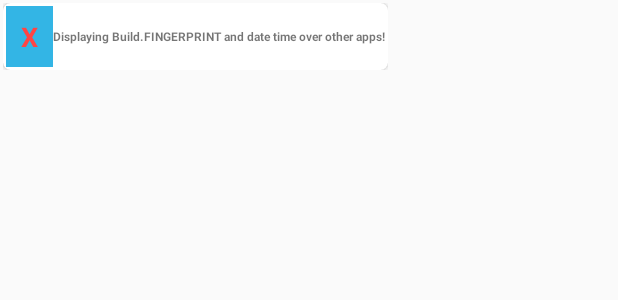
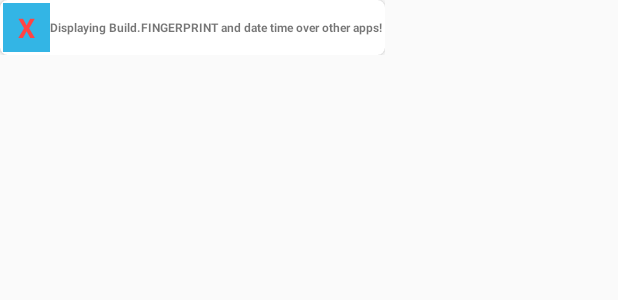
Before and after one commit to onegaz/toybox, an Android app: the layout popup_window.xml on its own in the app's theme, with its tools: preview values and no code run, on a phone screen of 412 x 824 dp. Shown: the top 300 px of the screen. Run offline under Robolectric (Android 15) with nearby library versions, the phone set to English and light mode, and no system bars.

Commit message:
update padding

```diff
--- a/android/MyClock/app/src/main/res/layout/popup_window.xml
+++ b/android/MyClock/app/src/main/res/layout/popup_window.xml
@@ -4,7 +4,7 @@
     android:layout_width="wrap_content"
     android:layout_height="wrap_content"
     xmlns:app="http://schemas.android.com/apk/res-auto"
-    android:padding="2dp"
+    android:padding="0dp"
     android:background="@null">
 
   <androidx.cardview.widget.CardView
@@ -29,8 +29,8 @@
           android:textStyle="bold"
           android:paddingStart="10dp"
           android:paddingEnd="10dp"
-          android:paddingBottom="8dp"
-          android:paddingTop="8dp"
+          android:paddingBottom="4dp"
+          android:paddingTop="4dp"
           android:text="X" />
 
       <TextView
```
